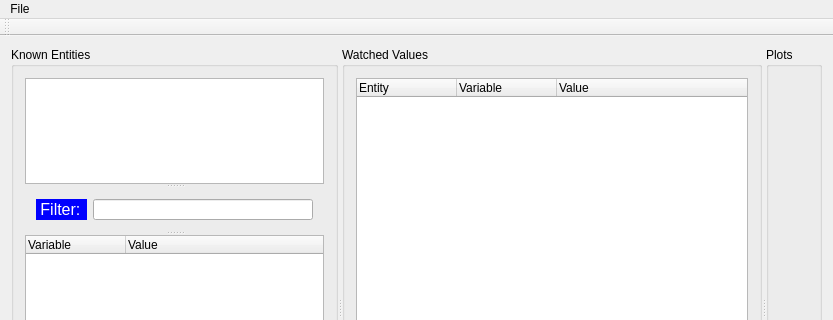
First picture: the form in Visualization/MainWindow.ui, repository apmavs/dis_debugger, before the edit; both pictures show x 0 to 833 and y 0 to 320 of the 833 by 599 pixel window.
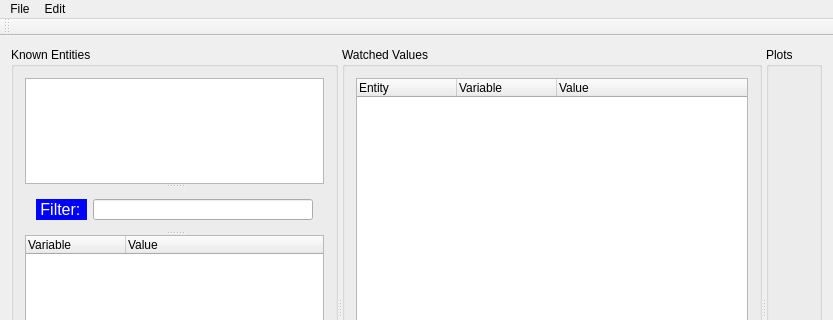
Second picture: the form after the edit. Custom widgets are drawn as their Qt base class.

What changed in the file:
```diff
--- a/Visualization/MainWindow.ui
+++ b/Visualization/MainWindow.ui
@@ -415,7 +415,15 @@
     <addaction name="actionOpen_XML"/>
     <addaction name="actionExit"/>
    </widget>
+   <widget class="QMenu" name="menuEdit">
+    <property name="title">
+     <string>Edit</string>
+    </property>
+    <addaction name="actionChangeBroadcastIP"/>
+    <addaction name="actionChangeBroadcastPort"/>
+   </widget>
    <addaction name="menuFile"/>
+   <addaction name="menuEdit"/>
   </widget>
   <widget class="QToolBar" name="mainToolBar">
    <attribute name="toolBarArea">
```
Left out of the diff: 44 changed lines with no effect on the pictures.
